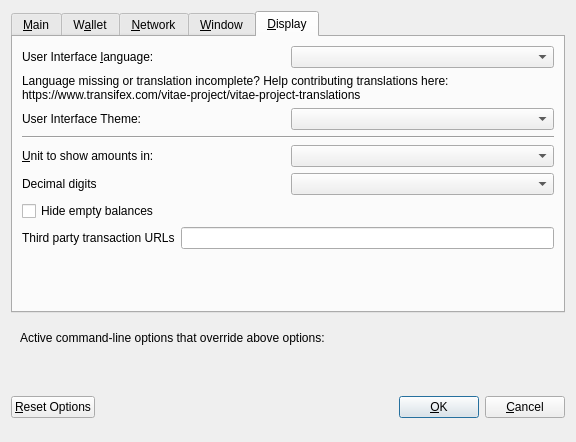
VitaeTeam/Vitae, file src/qt/forms/optionsdialog.ui: the form before one commit.
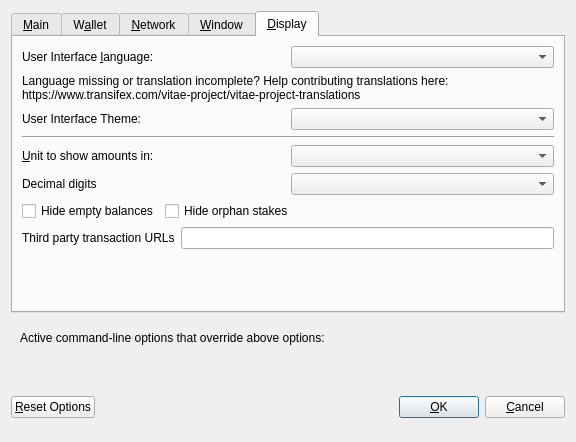
The form after the commit. The open tabs and pages were chosen to show the change. Custom widgets are drawn as their Qt base class.

Commit message:
Merge #747: [GUI] Hide orphans - contextMenu action
b3ff4a1 [GUI] Add action to hide orphans in overview and txlist (random-zebra)

Tree-SHA512: 2b1a6fa71b98881448f4f0148b3a4b02e87ced4ff9212b98050fa717949ec85e4a523533896d9e20d8fefa65d2f2dcf3f0d4152f36a0dcb7def4a8ff4efa64e6

Diff of the .ui file:
```diff
--- a/src/qt/forms/optionsdialog.ui
+++ b/src/qt/forms/optionsdialog.ui
@@ -543,6 +543,8 @@
         </layout>
        </item>
        <item>
+        <layout class="QHBoxLayout" name="horizontalLayout_6_Display">
+         <item>
         <widget class="QCheckBox" name="checkBoxHideZeroBalances">
          <property name="toolTip">
           <string>Hide empty balances</string>
@@ -554,6 +556,31 @@
           <string>Hide empty balances</string>
          </property>
         </widget>
+         </item>
+         <item>
+          <widget class="QCheckBox" name="checkBoxHideOrphans">
+           <property name="toolTip">
+            <string>Hide orphan stakes in transaction lists</string>
+           </property>
+           <property name="text">
+            <string>Hide orphan stakes</string>
+           </property>
+          </widget>
+         </item>
+         <item>
+          <spacer name="horizontalSpacer">
+           <property name="orientation">
+            <enum>Qt::Horizontal</enum>
+           </property>
+           <property name="sizeHint" stdset="0">
+            <size>
+             <width>40</width>
+             <height>20</height>
+            </size>
+           </property>
+          </spacer>
+         </item>
+        </layout>
        </item>
        <item>
         <layout class="QHBoxLayout" name="horizontalLayout_3_Display">
```
Lines whose indentation alone changed are shown as unchanged. The commit also changes 9 other files.
